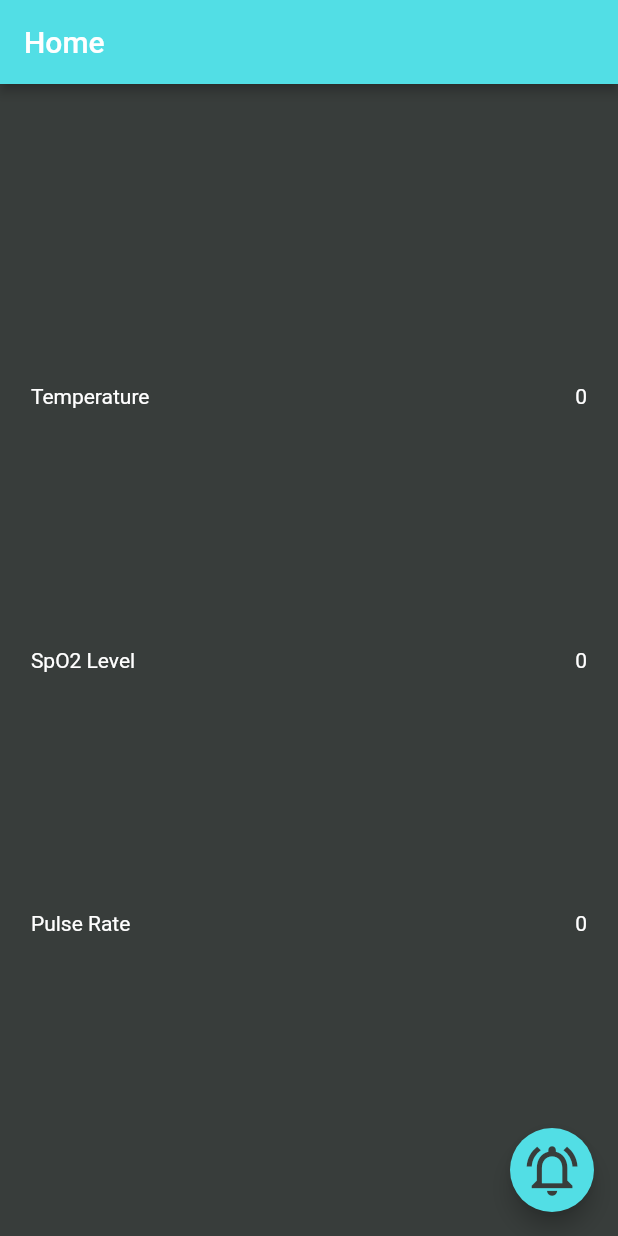
After one commit to Anmol977/Covid-monitoring-system, a Flutter app: the PatientHomeScreen screen opened by its route, on a phone screen of 412 x 824 dp. The commit adds this screen. Run offline on Flutter 3.47's test engine with Material 2 defaults, Android fonts, the phone set to English and light mode, and no system bars; our stand-ins replace flutter_screenutil, flutter_svg, shared_preferences; missing offline and left inert: mqtt_client; accounts and stored records are empty.

Commit message:
created basic patient homescreen and mqtt client

```diff
--- /dev/null
+++ b/app/lib/constants/mqtt.dart
@@ -0,0 +1,138 @@
+import 'dart:io';
+
+import 'package:mqtt_client/mqtt_client.dart';
+import 'package:mqtt_client/mqtt_server_client.dart';
+
+enum Info {
+  temperature,
+  spo2level,
+  pulserate,
+}
+
+class MQTTBroker {
+  static const String host = '192.168.29.24';
+  static const String clientIdentifier = 'app';
+
+  static final MqttServerClient client =
+      MqttServerClient(host, clientIdentifier);
+  static int pongCount = 0;
+
+  static void onSubscribed(String topic) {
+    print('EXAMPLE::Subscription confirmed for topic $topic');
+  }
+
+  static void onDisconnected() {
+    print('EXAMPLE::OnDisconnected client callback - Client disconnection');
+    if (client.connectionStatus!.disconnectionOrigin ==
+        MqttDisconnectionOrigin.solicited) {
+      print('EXAMPLE::OnDisconnected callback is solicited, this is correct');
+    } else {
+      print(
+          'EXAMPLE::OnDisconnected callback is unsolicited or none, this is incorrect - exiting');
+    }
+    if (pongCount == 3) {
+      print('EXAMPLE:: Pong count is correct');
+    } else {
+      print('EXAMPLE:: Pong count is incorrect, expected 3. actual $pongCount');
+    }
+  }
+
+  /// The successful connect callback
+  static void onConnected() {
+    print(
+        'EXAMPLE::OnConnected client callback - Client connection was successful');
+  }
+
+  /// Pong callback
+  static void pong() {
+    print('EXAMPLE::Ping response client callback invoked');
+    pongCount++;
+  }
+
+  static Future<void> configureMQTT() async {
+    client.logging(on: false);
+
+    client.setProtocolV311();
+
+    client.keepAlivePeriod = 20;
+
+    client.onDisconnected = onDisconnected;
+
+    client.onConnected = onConnected;
+
+    client.onSubscribed = onSubscribed;
+
+    client.pongCallback = pong;
+
+    final connMess = MqttConnectMessage()
+        .withClientIdentifier('Mqtt_MyClientUniqueId')
+        .withWillTopic(
+            'willtopic') // If you set this you must set a will message
+        .withWillMessage('My Will message')
+        .startClean() // Non persistent session for testing
+        .withWillQos(MqttQos.atLeastOnce);
+    print('EXAMPLE::Mosquitto client connecting....');
+    client.connectionMessage = connMess;
+
+    try {
+      await client.connect();
+    } on NoConnectionException catch (e) {
+      print('EXAMPLE::client exception - $e');
+      client.disconnect();
+    } on SocketException catch (e) {
+      print('EXAMPLE::socket exception - $e');
+      client.disconnect();
+    }
+
+    if (client.connectionStatus!.state == MqttConnectionState.connected) {
+      print('EXAMPLE::Mosquitto client connected');
+    } else {
+      /// Use status here rather than state if you also want the broker return code.
+      print(
+          'EXAMPLE::ERROR Mosquitto client connection failed - disconnecting, status is ${client.connectionStatus}');
+      client.disconnect();
+    }
+
+    print('EXAMPLE::Subscribing to the test/lol topic');
+    const topic = 'test/lol'; // Not a wildcard topic
+    client.subscribe(topic, MqttQos.atMostOnce);
+
+    client.updates!.listen((List<MqttReceivedMessage<MqttMessage?>>? c) {
+      final recMess = c![0].payload as MqttPublishMessage;
+      final pt =
+          MqttPublishPayload.bytesToStringAsString(recMess.payload.message);
+
+      print(
+          'EXAMPLE::Change notification:: topic is <${c[0].topic}>, payload is <-- $pt -->');
+      print('');
+    });
+
+    client.published!.listen((MqttPublishMessage message) {
+      print(
+          'EXAMPLE::Published notification:: topic is ${message.variableHeader!.topicName}, with Qos ${message.header!.qos}');
+    });
+
+    const pubTopic = 'Dart/Mqtt_client/testtopic';
+    final builder = MqttClientPayloadBuilder();
+    builder.addString('Hello from mqtt_client');
+
+    print('EXAMPLE::Subscribing to the Dart/Mqtt_client/testtopic topic');
+    client.subscribe(pubTopic, MqttQos.exactlyOnce);
+
+    print('EXAMPLE::Publishing our topic');
+    client.publishMessage(pubTopic, MqttQos.exactlyOnce, builder.payload!);
+
+    /// Ok, we will now sleep a while, in this gap you will see ping request/response
+    /// messages being exchanged by the keep alive mechanism.
+    print('EXAMPLE::Sleeping....');
+    await MqttUtilities.asyncSleep(60);
+
+    print('EXAMPLE::Unsubscribing');
+    client.unsubscribe(topic);
+
+    await MqttUtilities.asyncSleep(2);
+    print('EXAMPLE::Disconnecting');
+    client.disconnect();
+    print('EXAMPLE::Exiting normally');
+  }
+}
--- a/app/lib/constants/routes.dart
+++ b/app/lib/constants/routes.dart
@@ -1,5 +1,6 @@
-import 'package:covmon/screens/home/home.dart';
+import 'package:covmon/screens/doctor_home/home.dart';
 import 'package:covmon/screens/login/login.dart';
+import 'package:covmon/screens/patient_home/home.dart';
 import 'package:covmon/screens/selector/selector.dart';
 import 'package:covmon/screens/signup/signup.dart';
 import 'package:flutter/material.dart';
@@ -8,12 +9,14 @@ class Routes {
   static const String select = '/select';
   static const String login = '/login';
   static const String signup = '/signup';
-  static const String home = '/home';
+  static const String patientHome = '/patient_home';
+  static const String doctorHome = '/doctor_home';
 }
 
 final Map<String, WidgetBuilder> routes = {
   Routes.select: (context) => const SelectorScreen(),
   Routes.login: (context) => const LoginScreen(),
   Routes.signup: (context) => const SignupScreen(),
-  Routes.home: (context) => const HomeScreen(),
+  Routes.patientHome: (context) => const PatientHomeScreen(),
+  Routes.doctorHome: (context) => const DoctorHomeScreen(),
 };
--- a/app/lib/constants/strings.dart
+++ b/app/lib/constants/strings.dart
@@ -35,4 +35,11 @@ class Strings {
   static const String passwordMismatch = 'Passwords don\'t match';
 
   static const String token = 'token';
+
+  static const String home = 'Home';
+  static const String temperature = 'Temperature';
+  static const String spo2level = 'SpO2 Level';
+  static const String pulseRate = 'Pulse Rate';
+  static const String notifyDoctor = 'Notify Doctor';
+  static const String zero = '0';
 }
--- a/app/lib/mqtt/mqttView.dart
+++ b/app/lib/mqtt/mqttView.dart
@@ -146,7 +146,7 @@ class _MQTTViewState extends State<MQTTView> {
   Widget _buildScrollableTextWith(String text) {
     return Padding(
       padding: const EdgeInsets.all(20.0),
-      child: Container(
+      child: SizedBox(
         width: 400,
         height: 200,
         child: SingleChildScrollView(
--- /dev/null
+++ b/app/lib/screens/patient_home/home.dart
@@ -0,0 +1,67 @@
+import 'package:covmon/constants/colors.dart';
+import 'package:covmon/constants/mqtt.dart';
+import 'package:covmon/constants/strings.dart';
+import 'package:flutter/material.dart';
+import 'package:flutter_screenutil/flutter_screenutil.dart';
+
+class PatientHomeScreen extends StatefulWidget {
+  const PatientHomeScreen({Key? key}) : super(key: key);
+
+  @override
+  _PatientHomeScreenState createState() => _PatientHomeScreenState();
+}
+
+class _PatientHomeScreenState extends State<PatientHomeScreen> {
+  @override
+  Widget build(BuildContext context) {
+    return SafeArea(
+      child: Scaffold(
+        appBar: AppBar(
+          title: const Text(Strings.home),
+          automaticallyImplyLeading: false,
+        ),
+        floatingActionButton: FloatingActionButton(
+          tooltip: Strings.notifyDoctor,
+          backgroundColor: AppColors.primaryColor,
+          onPressed: () {
+            print("Doctor evolved into The FLASH!!!");
+          },
+          child: Icon(
+            Icons.notifications_on_outlined,
+            size: 40.r,
+            color: AppColors.backgroundColor,
+          ),
+        ),
+        body: Padding(
+          padding: EdgeInsets.symmetric(
+            horizontal: 0.05.sw,
+            vertical: 0.1.sw,
+          ),
+          child: FutureBuilder(
+            future: MQTTBroker.configureMQTT(),
+            builder: (context, snapshot) {
+              return Column(
+                mainAxisAlignment: MainAxisAlignment.spaceEvenly,
+                children: [
+                  _buildPatientInfo(Strings.temperature, Strings.zero),
+                  _buildPatientInfo(Strings.spo2level, Strings.zero),
+                  _buildPatientInfo(Strings.pulseRate, Strings.zero),
+                ],
+              );
+            },
+          ),
+        ),
+      ),
+    );
+  }
+
+  Widget _buildPatientInfo(String title, String data) {
+    return Row(
+      mainAxisAlignment: MainAxisAlignment.spaceBetween,
+      children: [
+        Text(title),
+        Text(data),
+      ],
+    );
+  }
+}
```
Also changed, not shown: app/lib/screens/doctor_home/home.dart (added, +19 -0 lines), app/lib/screens/home/home.dart (deleted, +0 -22 lines), app/lib/screens/login/login.dart (+13 -7 lines).
